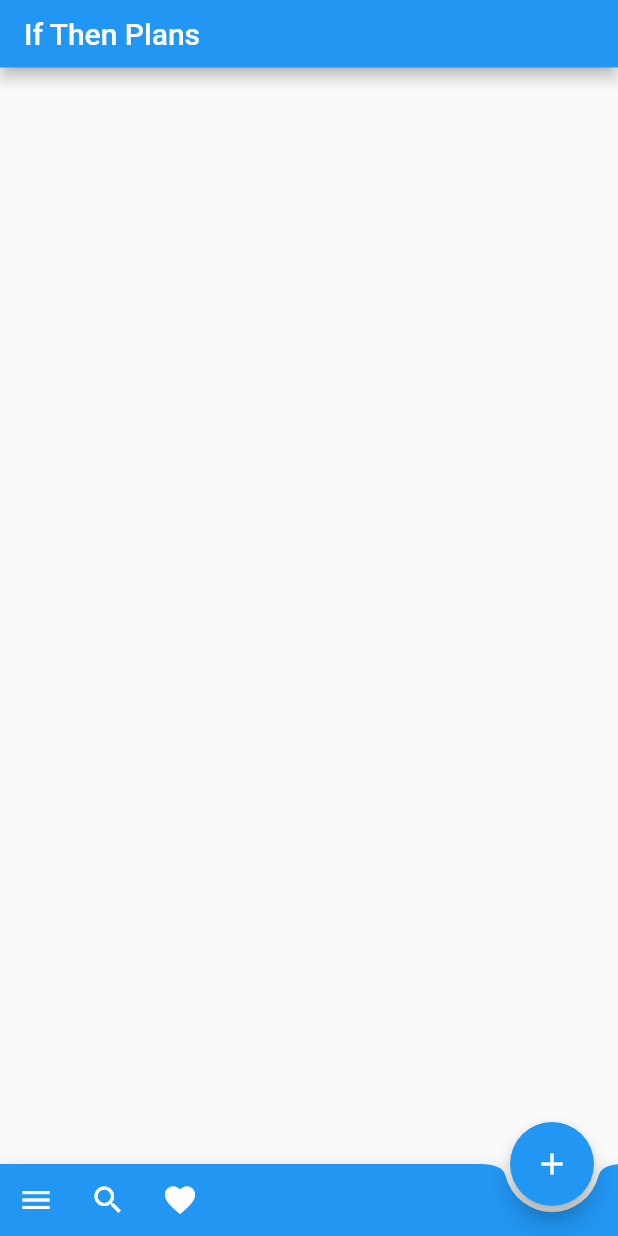
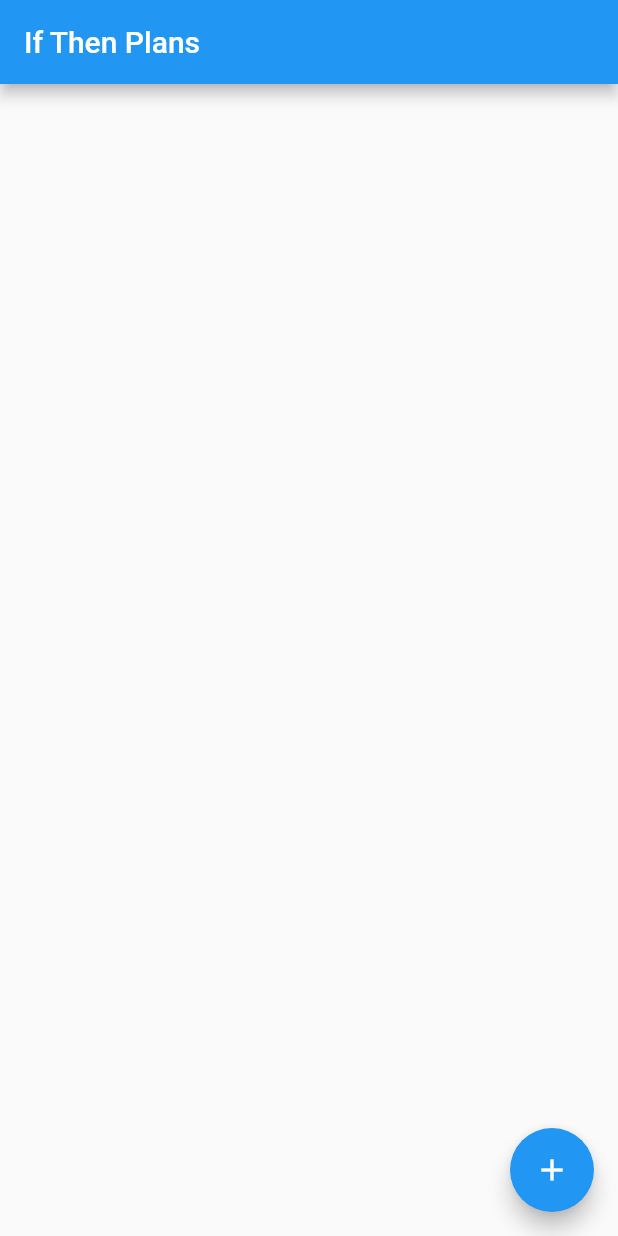
Before and after one commit to shimizu-saffle/if_then_app, a Flutter app: the screen it shows after launch, on a phone screen of 412 x 824 dp. Run offline on Flutter 3.47's test engine with Material 2 defaults, Android fonts, the phone set to English and light mode, and no system bars; our stand-ins replace flutter_riverpod.

Commit message:
BottomAppBarのサンプルコードの部分をすべて削除

```diff
--- a/lib/add_page.dart
+++ b/lib/add_page.dart
@@ -1,9 +1,9 @@
 import 'package:flutter/material.dart';
 
 //↓アプリを開いた時に最初に読み込まれるメソッド
-// void main() {
-//   runApp(AddPage());
-// }
+void main() {
+  runApp(AddPage());
+}
 
 class AddPage extends StatelessWidget {
   @override
@@ -11,7 +11,7 @@ class AddPage extends StatelessWidget {
     return MaterialApp(
       home: Scaffold(
         appBar: AppBar(
-          title: const Text('YouTubeクローン'),
+          title: const Text('add page'),
         ),
         body: Container(),
       ),
--- a/lib/main.dart
+++ b/lib/main.dart
@@ -1,101 +1,24 @@
 import 'package:flutter/material.dart';
-import 'package:flutter_riverpod/flutter_riverpod.dart';
-import 'package:if_then_app/add_page.dart';
 
+//↓アプリを開いた時に最初に読み込まれるメソッド
 void main() {
-  runApp(ProviderScope(child: const MyApp()));
+  runApp(AddPage());
 }
 
-class MyApp extends StatefulWidget {
-  const MyApp({Key? key}) : super(key: key);
-
-  @override
-  State createState() => _MyAppState();
-}
-
-class _MyAppState extends State<MyApp> {
-  bool _showFab = true;
-  bool _showNotch = true;
-  FloatingActionButtonLocation _fabLocation =
-      FloatingActionButtonLocation.endDocked;
-
+class AddPage extends StatelessWidget {
   @override
   Widget build(BuildContext context) {
     return MaterialApp(
       home: Scaffold(
         appBar: AppBar(
-          toolbarHeight: 45,
           title: const Text('If Then Plans'),
         ),
         body: ListView(),
-        floatingActionButton: _showFab
-            ? FloatingActionButton(
-                onPressed: () {
-                  Navigator.push(
-                    context,
-                    MaterialPageRoute(
-                      builder: (context) => AddPage(),
-                      fullscreenDialog: true,
-                    ),
-                  );
-                },
-                child: const Icon(Icons.add),
-                tooltip: 'Create',
-              )
-            : null,
-        floatingActionButtonLocation: _fabLocation,
-        bottomNavigationBar: _DemoBottomAppBar(
-          fabLocation: _fabLocation,
-          shape: _showNotch ? const CircularNotchedRectangle() : null,
+        floatingActionButton: FloatingActionButton(
+          onPressed: null,
+          child: Icon(Icons.add),
         ),
       ),
     );
   }
 }
-
-class _DemoBottomAppBar extends StatelessWidget {
-  const _DemoBottomAppBar({
-    this.fabLocation = FloatingActionButtonLocation.endDocked,
-    this.shape = const CircularNotchedRectangle(),
-  });
-
-  final FloatingActionButtonLocation fabLocation;
-  final NotchedShape? shape;
-
-  static final List<FloatingActionButtonLocation> centerLocations =
-      <FloatingActionButtonLocation>[
-    FloatingActionButtonLocation.centerDocked,
-    FloatingActionButtonLocation.centerFloat,
-  ];
-
-  @override
-  Widget build(BuildContext context) {
-    return BottomAppBar(
-      shape: shape,
-      color: Colors.blue,
-      child: IconTheme(
-        data: IconThemeData(color: Theme.of(context).colorScheme.onPrimary),
-        child: Row(
-          children: <Widget>[
-            IconButton(
-              tooltip: 'Open navigation menu',
-              icon: const Icon(Icons.menu),
-              onPressed: () {},
-            ),
-            if (centerLocations.contains(fabLocation)) const Spacer(),
-            IconButton(
-              tooltip: 'Search',
-              icon: const Icon(Icons.search),
-              onPressed: () {},
-            ),
-            IconButton(
-              tooltip: 'Favorite',
-              icon: const Icon(Icons.favorite),
-              onPressed: () {},
-            ),
-          ],
-        ),
-      ),
-    );
-  }
-}
```
